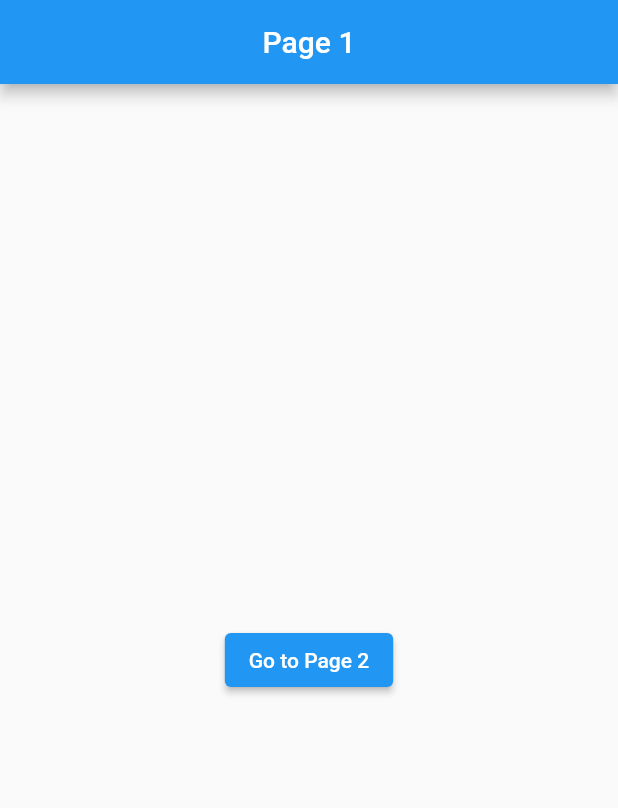
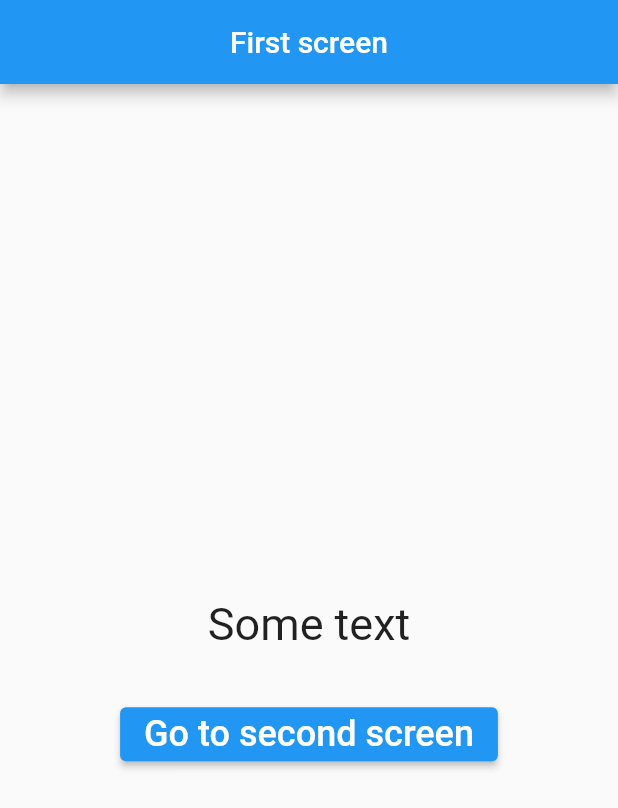
Before and after one commit to ProkhachAlexey/navigation_example, a Flutter app: the screen it shows after launch, on a phone screen of 412 x 824 dp. Shown: the top 808 px of the screen. Run offline on Flutter 3.47's test engine with Material 2 defaults, Android fonts, the phone set to English and light mode, and no system bars.

Commit message:
added ability transfer data through TextField

```diff
--- a/lib/main.dart
+++ b/lib/main.dart
@@ -1,6 +1,7 @@
 import 'package:flutter/material.dart';
 import 'package:navigation_example/simpleTransferData.dart';
 import 'package:navigation_example/transferDataByName.dart';
+import 'package:navigation_example/transferDataThroughTextField/page1.dart';
 import 'package:navigation_example/transferDataWithOnGenerateRoute.dart';
 import 'package:navigation_example/user.dart';
 
@@ -11,7 +12,7 @@ void main() {
 class MyApp extends StatelessWidget {
   const MyApp({super.key});
 
-  // @override
+// @override
   // Widget build(BuildContext context) {
   //   return MaterialApp(
   //     home: const TransferDataByNamePage1(),
@@ -29,23 +30,31 @@ class MyApp extends StatelessWidget {
   //   );
   // }
 
+  // @override
+  // Widget build(BuildContext context) {
+  //   return MaterialApp(
+  //     home: const TransferDataWithOnGenerateRoutePage1(),
+  //     onGenerateRoute: (settings) {
+  //       switch (settings.name) {
+  //         case '/':
+  //           return MaterialPageRoute(
+  //               builder: (context) =>
+  //                   const TransferDataWithOnGenerateRoutePage1());
+  //         case '/second':
+  //           User? user = settings.arguments as User?;
+  //           return MaterialPageRoute(
+  //               builder: (context) =>
+  //               TransferDataWithOnGenerateRoutePage2(user!));
+  //       }
+  //       return null;
+  //     },
+  //   );
+  // }
+
   @override
   Widget build(BuildContext context) {
-    return MaterialApp(
-      home: const TransferDataWithOnGenerateRoutePage1(),
-      onGenerateRoute: (settings) {
-        switch (settings.name) {
-          case '/':
-            return MaterialPageRoute(
-                builder: (context) =>
-                    const TransferDataWithOnGenerateRoutePage1());
-          case '/second':
-            User? user = settings.arguments as User?;
-            return MaterialPageRoute(
-                builder: (context) =>
-                TransferDataWithOnGenerateRoutePage2(user!));
-        }
-      },
+    return const MaterialApp(
+        home: Page1(),
     );
   }
 }
--- /dev/null
+++ b/lib/transferDataThroughTextField/page1.dart
@@ -0,0 +1,57 @@
+import 'package:flutter/material.dart';
+import 'package:navigation_example/transferDataThroughTextField/page2.dart';
+
+class Page1 extends StatefulWidget {
+const Page1({super.key});
+
+@override
+State createState() => _Page1ScreenState();
+}
+
+class _Page1ScreenState
+    extends State<Page1> {
+  String text = 'Some text';
+
+  @override
+  Widget build(BuildContext context) {
+    return Scaffold(
+      appBar: AppBar(
+        title: const Text('First screen'),
+        centerTitle: true,
+      ),
+      body: Center(
+        child: Column(
+          mainAxisAlignment: MainAxisAlignment.center,
+          children: [
+            Padding(
+              padding: const EdgeInsets.all(32.0),
+              child: Text(
+                text,
+                style: const TextStyle(fontSize: 30),
+              ),
+            ),
+            ElevatedButton(
+              onPressed: () {
+                _returnDataFromSecondScreen(context);
+              },
+              child: const Text(
+                'Go to second screen',
+                style: TextStyle(fontSize: 24),
+              ),
+            ),
+          ],
+        ),
+      ),
+    );
+  }
+
+  void _returnDataFromSecondScreen(BuildContext context) async {
+    Route route = MaterialPageRoute(
+        builder: (context) =>
+        const Page2());
+    final result = await Navigator.push(context, route);
+    setState(() {
+      text = result;
+    });
+  }
+}
```
Also changed, not shown: lib/transferDataThroughTextField/page2.dart (added, +45 -0 lines).
